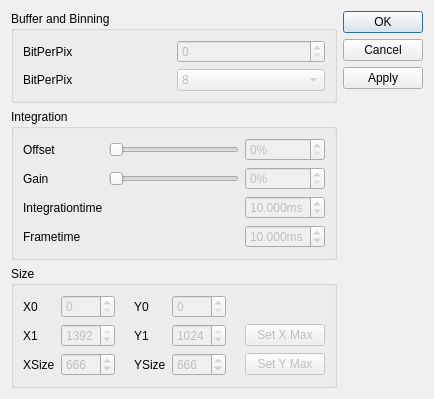
First picture: the form in FireGrabber/dialogFireGrabber.ui, repository itom-project/plugins, before the edit.
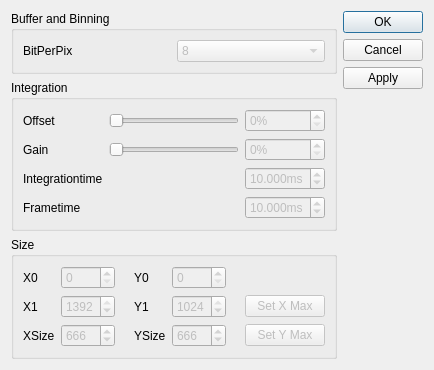
Second picture: the form after the edit.

Diff of the .ui file:
```diff
--- a/FireGrabber/dialogFireGrabber.ui
+++ b/FireGrabber/dialogFireGrabber.ui
@@ -6,8 +6,8 @@
    <rect>
     <x>0</x>
     <y>0</y>
-    <width>400</width>
-    <height>362</height>
+    <width>408</width>
+    <height>344</height>
    </rect>
   </property>
   <property name="minimumSize">
@@ -38,27 +38,13 @@
        </property>
        <layout class="QGridLayout" name="gridLayout_3">
         <item row="0" column="0">
-         <widget class="QLabel" name="label_bpp">
-          <property name="text">
-           <string>BitPerPix</string>
-          </property>
-         </widget>
-        </item>
-        <item row="0" column="1">
-         <widget class="QSpinBox" name="spinBox_bpp">
-          <property name="enabled">
-           <bool>false</bool>
-          </property>
-         </widget>
-        </item>
-        <item row="1" column="0">
          <widget class="QLabel" name="label_bpp_2">
           <property name="text">
            <string>BitPerPix</string>
           </property>
          </widget>
         </item>
-        <item row="1" column="1">
+        <item row="0" column="1">
          <widget class="QComboBox" name="combo_bpp">
           <property name="enabled">
            <bool>false</bool>
```
Left out of the diff: 30 changed lines with no effect on the pictures.
